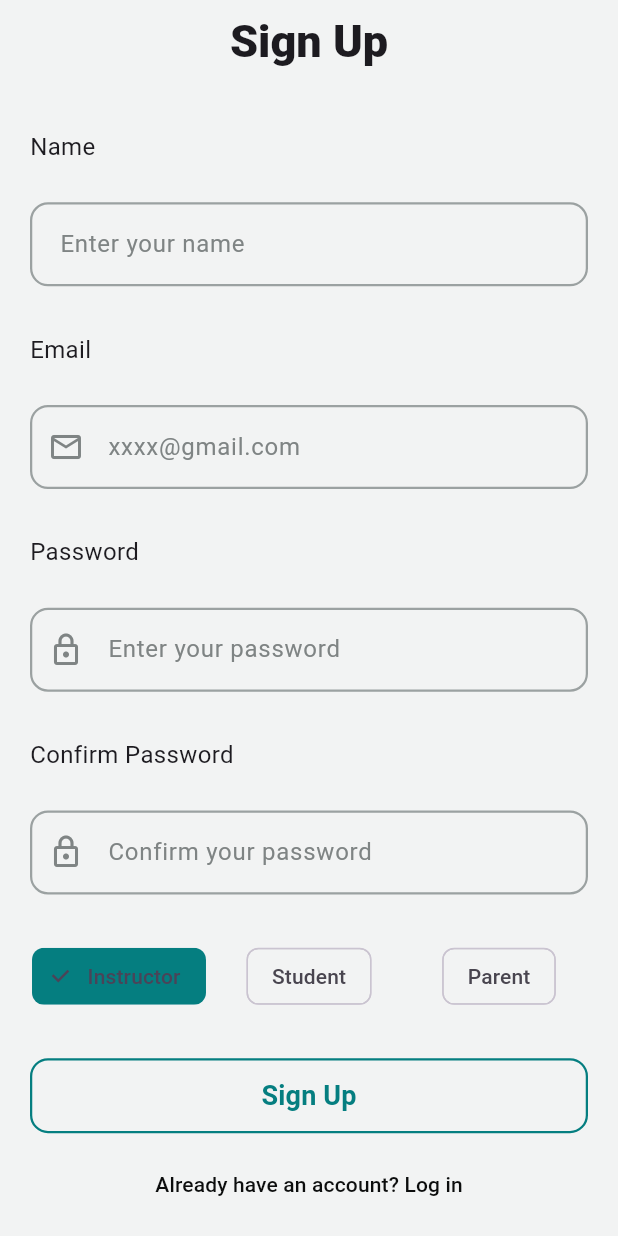
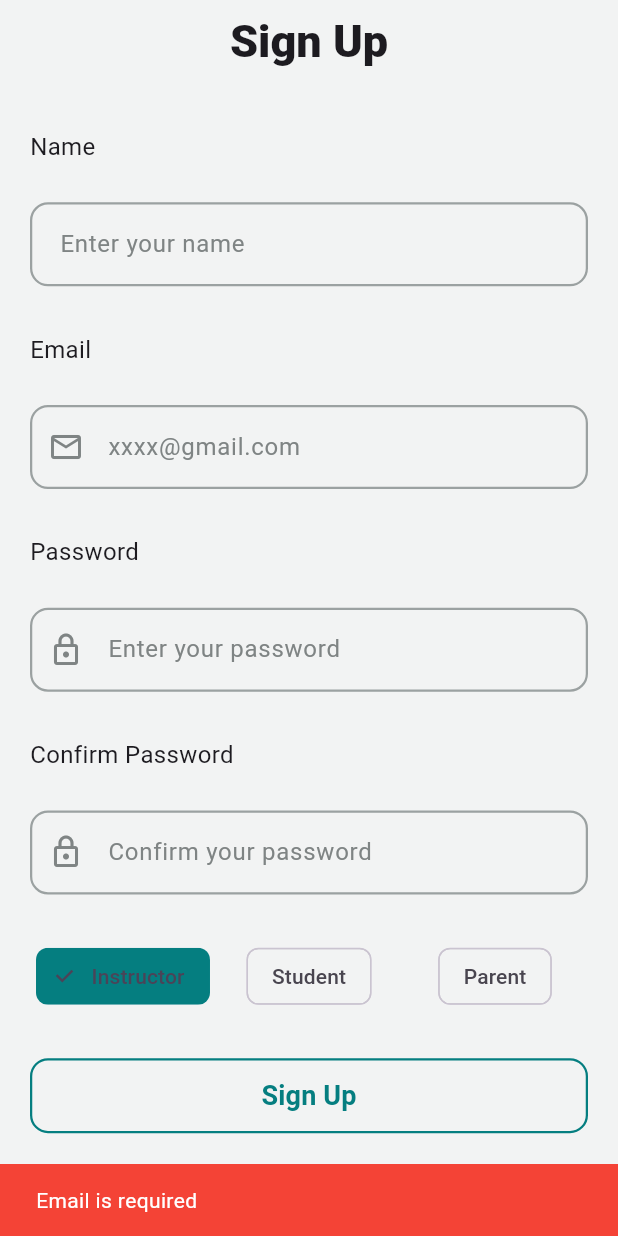
Before and after one commit to Manar-Ashraf/EduSync, a Flutter app: the SignUp screen opened directly, after a tap on "Sign Up", on a phone screen of 412 x 824 dp. Run offline on Flutter 3.47's test engine with Material 3 defaults, Android fonts, the light colour scheme and no system bars; our stand-ins replace cloud_firestore, firebase_auth, firebase_core; accounts and stored records are empty.

Commit message:
Cloud FireStore

```diff
--- /dev/null
+++ b/lib/controllers/firestore_storage.dart
@@ -0,0 +1,60 @@
+import 'package:cloud_firestore/cloud_firestore.dart';
+import 'package:edu_sync/controllers/input_validation.dart';
+import 'package:firebase_auth/firebase_auth.dart';
+import 'package:flutter/material.dart';
+
+class Auth {
+  final FirebaseAuth _auth = FirebaseAuth.instance;
+  final FirebaseFirestore _firestore = FirebaseFirestore.instance;
+
+  Future<void> signUp({
+    required String name,
+    required String email,
+    required String password,
+    required String confirmPassword,
+    required String role,
+    required BuildContext context,
+  }) async {
+    String? emailError = InputValidation.validateEmail(email);
+    String? passwordError = InputValidation.validatePassword(password);
+    String? confirmPasswordError = InputValidation.validateConfirmPassword(password, confirmPassword);
+
+    if (emailError != null || passwordError != null || confirmPasswordError != null) {
+      String errorMessage = emailError ?? passwordError ?? confirmPasswordError!;
+      showSnackBar(context, errorMessage, Colors.red);
+      return;
+    }
+
+    try {
+      UserCredential userCredential = await _auth.createUserWithEmailAndPassword(
+        email: email,
+        password: password,
+      );
+
+      User? user = userCredential.user;
+      if (user != null) {
+        await _firestore.collection('users').doc(user.uid).set({
+          'name': name,
+          'email': email,
+          'role': role,
+          'createdAt': FieldValue.serverTimestamp(),
+        });
+
+        showSnackBar(context, ' Account created successfully!', Colors.green);
+        Navigator.pushReplacementNamed(context, '/profile');
+      }
+    } catch (e) {
+      showSnackBar(context, '🔥 Error: ${e.toString()}', Colors.red);
+    }
+  }
+
+  void showSnackBar(BuildContext context, String message, Color color) {
+    ScaffoldMessenger.of(context).showSnackBar(
+      SnackBar(
+        content: Text(message, style: TextStyle(color: Colors.white)),
+        backgroundColor: color,
+        duration: Duration(seconds: 1),
+      ),
+    );
+  }
+}
--- a/lib/controllers/input_validation.dart
+++ b/lib/controllers/input_validation.dart
@@ -23,4 +23,14 @@ class InputValidation {
 
     return null;
   }
+
+  static String? validateConfirmPassword(String? password, String? confirmPassword) {
+    if (confirmPassword == null || confirmPassword.isEmpty) {
+      return 'Confirm password is required';
+    }
+    if (password != confirmPassword) {
+      return 'Passwords do not match';
+    }
+    return null;
+  }
 }
--- a/lib/main.dart
+++ b/lib/main.dart
@@ -1,10 +1,10 @@
 import 'package:edu_sync/screens/profile_student.dart';
 import 'package:edu_sync/screens/signin.dart';
+import 'package:edu_sync/screens/signup.dart';
 import 'package:flutter/material.dart';
 import 'package:firebase_core/firebase_core.dart';
 
 void main() async {
-
   WidgetsFlutterBinding.ensureInitialized();
   await Firebase.initializeApp();
 
@@ -18,13 +18,14 @@ class MyApp extends StatelessWidget {
   Widget build(BuildContext context) {
     return MaterialApp(
       routes: {
-         '/signin' : (context) => Signin(),
-         '/profile' : (context) => Profile(),
-         // '/home': (context) => Home(),
-         // '/notes': (context) => Report(),
+        '/signin': (context) => Signin(),
+        //'/signup': (context) => SignUp(),
+        '/profile': (context) => Profile(),
 
+        // '/home': (context) => Home(),
+        // '/notes': (context) => Report(),
       },
-       debugShowCheckedModeBanner: false,
+      debugShowCheckedModeBanner: false,
       initialRoute: '/signin',
     );
   }
--- a/lib/screens/signup.dart
+++ b/lib/screens/signup.dart
@@ -1,3 +1,4 @@
+import 'package:edu_sync/controllers/firestore_storage.dart';
 import 'package:edu_sync/widgets/custom_button.dart';
 import 'package:edu_sync/widgets/custom_text_field.dart';
 import 'package:flutter/material.dart';
@@ -10,7 +11,24 @@ class SignUp extends StatefulWidget {
 }
 
 class _SignUpState extends State<SignUp> {
+  final _nameController = TextEditingController();
+  final _emailController = TextEditingController();
+  final _passwordController = TextEditingController();
+  final _confirmPasswordController = TextEditingController();
   String? selectedRole = 'Instructor';
+
+  final Auth _authService = Auth();
+
+  Future<void> _handleSignUp() async {
+    await _authService.signUp(
+      name: _nameController.text,
+      email: _emailController.text,
+      password: _passwordController.text,
+      confirmPassword: _confirmPasswordController.text,
+      role: selectedRole!,
+      context: context,
+    );
+  }
 
   @override
   Widget build(BuildContext context) {
@@ -40,7 +58,11 @@ class _SignUpState extends State<SignUp> {
               ],
             ),
             SizedBox(height: 5),
-            CustomTextField(labelText: 'Name', hintText: 'Enter your name'),
+            CustomTextField(
+              controller: _nameController,
+              labelText: 'Name',
+              hintText: 'Enter your name',
+            ),
             SizedBox(height: 10),
             Row(
               mainAxisAlignment: MainAxisAlignment.start,
@@ -52,7 +74,12 @@ class _SignUpState extends State<SignUp> {
               ],
             ),
             SizedBox(height: 5),
-            CustomTextField(labelText: 'Email', hintText: 'xxxx@gmail.com', icon: Icons.email_outlined),
+            CustomTextField(
+              controller: _emailController,
+              labelText: 'Email',
+              hintText: 'xxxx@gmail.com',
+              icon: Icons.email_outlined,
+            ),
             SizedBox(height: 10),
             Row(
               mainAxisAlignment: MainAxisAlignment.start,
@@ -65,6 +92,7 @@ class _SignUpState extends State<SignUp> {
             ),
             SizedBox(height: 5),
             CustomTextField(
+              controller: _passwordController,
               labelText: 'Password',
               hintText: 'Enter your password',
               obscureText: true,
@@ -82,6 +110,7 @@ class _SignUpState extends State<SignUp> {
             ),
             SizedBox(height: 5),
             CustomTextField(
+              controller: _confirmPasswordController,
               labelText: 'Confirm Password',
               hintText: 'Confirm your password',
               obscureText: true,
@@ -89,57 +118,27 @@ class _SignUpState extends State<SignUp> {
             ),
             SizedBox(height: 10),
             Row(
-              children: [
-                Expanded(
+              children:
+                  ['Instructor', 'Student', 'Parent']
+                      .map(
+                        (role) => Expanded(
                           child: ChoiceChip(
-                    label: Text('Instructor'),
-                    selected: selectedRole == 'Instructor',
+                            label: Text(role),
+                            selected: selectedRole == role,
                             onSelected: (bool selected) {
                               setState(() {
-                        selectedRole = 'Instructor';
+                                selectedRole = role;
                               });
                             },
                             selectedColor: Color.fromARGB(255, 5, 126, 128),
                             backgroundColor: Color.fromARGB(255, 242, 243, 243),
                           ),
                         ),
-                SizedBox(width: 8),
-                Expanded(
-                  child: ChoiceChip(
-                    label: Text('Student'),
-                    selected: selectedRole == 'Student',
-                    onSelected: (bool selected) {
-                      setState(() {
-                        selectedRole = 'Student';
-                      });
-                    },
-                    selectedColor: Color.fromARGB(255, 5, 126, 128),
-                    backgroundColor: Color.fromARGB(255, 242, 243, 243),
-                  ),
-                ),
-                SizedBox(width: 8),
-                Expanded(
-                  child: ChoiceChip(
-                    label: Text('Parent'),
-                    selected: selectedRole == 'Parent',
-                    onSelected: (bool selected) {
-                      setState(() {
-                        selectedRole = 'Parent';
-                      });
-                    },
-                    selectedColor: Color.fromARGB(255, 5, 126, 128),
-                    backgroundColor: Color.fromARGB(255, 242, 243, 243),
-                  ),
-                ),
-              ],
+                      )
+                      .toList(),
             ),
             SizedBox(height: 10),
-            CustomButton(
-              text: 'Sign Up',
-              onPressed: () {
-                // Add sign-up functionality
-              },
-            ),
+            CustomButton(text: 'Sign Up', onPressed: _handleSignUp),
             TextButton(
               onPressed: () {
                 Navigator.pop(context);
--- a/pubspec.yaml
+++ b/pubspec.yaml
@@ -11,6 +11,7 @@ dependencies:
     sdk: flutter
   firebase_core: ^3.12.1
   firebase_auth: ^5.5.1
+  cloud_firestore: ^5.6.5
   cupertino_icons: ^1.0.2
 
 dev_dependencies:
```
Also changed, not shown: pubspec.lock, 3 other files. Lines whose indentation alone changed are shown as unchanged.
